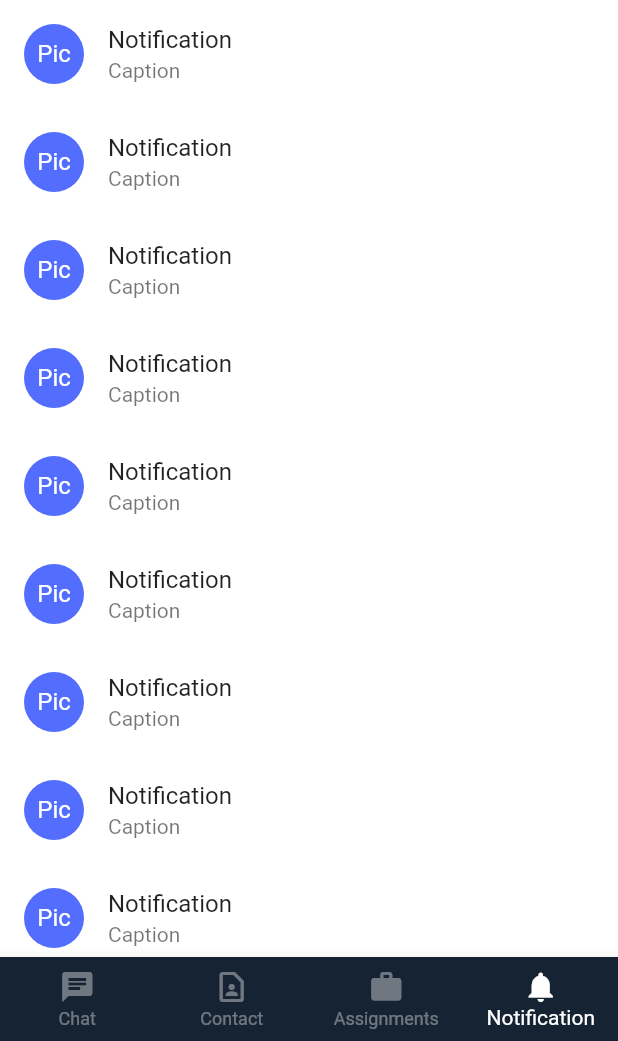
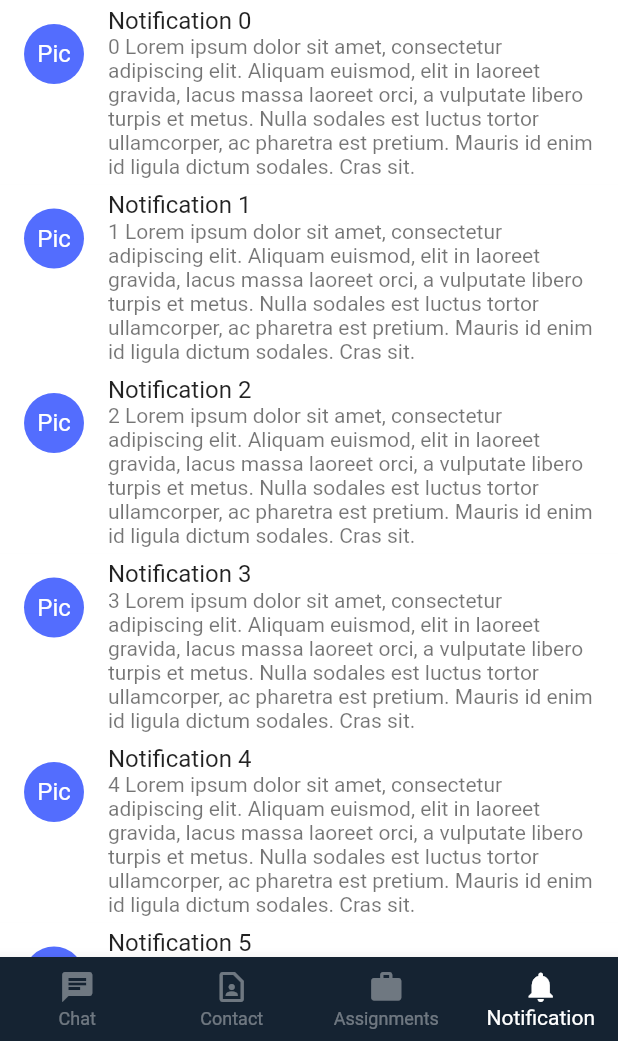
Before and after one commit to lucaszcai/kyros-mobile-app-1, a Flutter app: the screen it shows after launch, item 4 of the bottom bar chosen, on a phone screen of 412 x 824 dp, the part 195-1236 px from its top. Run offline on Flutter 3.47's test engine with Material 2 defaults, Android fonts, the phone set to English and light mode, and no system bars; drawn by our look-alikes of flutter_slidable; our stand-ins replace image_picker.

Commit message:
add parameters to NotificationScreenListTile.dart, remove some redundant comments

```diff
--- a/lib/models/NotificationScreenListTile.dart
+++ b/lib/models/NotificationScreenListTile.dart
@@ -8,8 +8,8 @@ class NotificationScreenListTile extends StatelessWidget {
   // require title and description parameters
   NotificationScreenListTile({required this.title, required this.description});
 
-  final String title;
-  final String description;
+  final Widget title;
+  final Widget description;
 
   // build a custom ExpansionTile
   @override
@@ -25,14 +25,13 @@ class NotificationScreenListTile extends StatelessWidget {
             child: Text('Pic'),
             foregroundColor: Colors.white,
           ),
-          title: Text('Notification'),
-          subtitle: Text('Caption'),
+          title: title,
+          subtitle: description,
         ),
       ),
       secondaryActions: <Widget>[
         IconSlideAction(
           color: Colors.black45,
-
           icon: Icons.star,
         ),
         IconSlideAction(
--- a/lib/screens/notifications_screen.dart
+++ b/lib/screens/notifications_screen.dart
@@ -7,8 +7,6 @@ class NotificationsScreen extends StatefulWidget {
   @override
   _NotificationsScreenState createState() => _NotificationsScreenState();
 }
-
-// comment to test edit perms, remove later
 
 class _NotificationsScreenState extends State<NotificationsScreen> {
   @override
@@ -100,49 +98,7 @@ class _NotificationsScreenState extends State<NotificationsScreen> {
       ),
     );
   }
-// Widget build(BuildContext context) {
-//   return Scaffold(
-//     body: Center(
-//       // A column of Widgets that make up the app
-//         child: Column(
-//           children: [
-//             // Two buttons "Message Notifications" "Assignment Notifications"
-//             Container(
-//               height: 60,
-//               child: Row(
-//                 children: [
-//                   // Message notis button
-//                   Expanded(
-//                     child: TextButton(
-//                         onPressed: () {print('msgnoti pressed');},
-//
-//                         child: Text('Message Notifications')),
-//
-//
-//                   ),
-//                   Container(
-//                     color: Colors.grey,
-//                     width: 2.0,
-//                   ),
-//                   // Assignment notis button
-//                   Expanded(
-//                     child: TextButton(
-//                         onPressed: () {print('asnmtnoti pressed');},
-//                         child: Text('Assignment Notifications')),
-//                   )
-//                 ],
-//               ),
-//             ),
-//
-//             Flexible(
-//                 child: getListView()
-//             ),
-//
-//           ],
-//         )
-//     ),
-//   );
-// }
+
 }
 
 // Creates a list of data for notifications
@@ -150,7 +106,7 @@ class _NotificationsScreenState extends State<NotificationsScreen> {
 // TODO: this is a placeholder, replace with something that gets the actual info for notifications
 List<List> getListElements() {
   var items = List<List>.generate(
-      1000, (counter) => ["Notification $counter", "description $counter"]);
+      1000, (counter) => ["Notification $counter", "$counter Lorem ipsum dolor sit amet, consectetur adipiscing elit. Aliquam euismod, elit in laoreet gravida, lacus massa laoreet orci, a vulputate libero turpis et metus. Nulla sodales est luctus tortor ullamcorper, ac pharetra est pretium. Mauris id enim id ligula dictum sodales. Cras sit."]);
   return items;
 }
 
@@ -166,8 +122,8 @@ Widget getListView() {
       // padding: EdgeInsets.fromLTRB(20.0, 0.0, 20.0, 0.0),
       itemBuilder: (context, index) {
         return NotificationScreenListTile(
-          title: listItems[index][0],
-          description: listItems[index][1],
+          title: Text(listItems[index][0]),
+          description: Text(listItems[index][1]),
         );
       });
 
```
